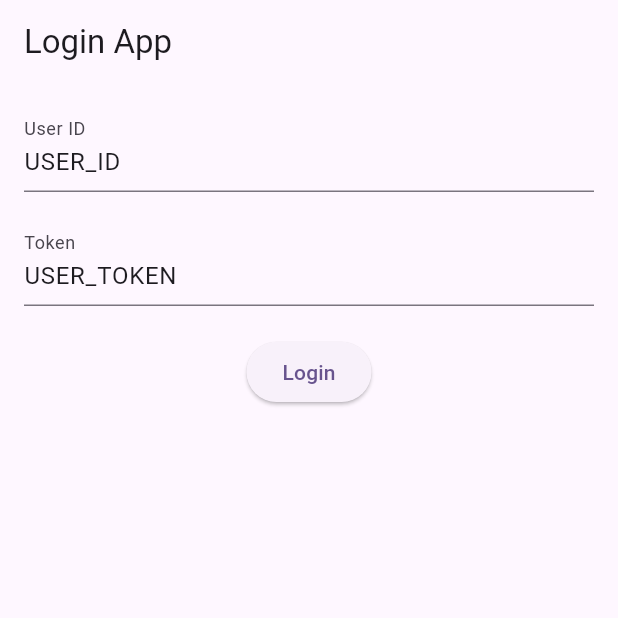
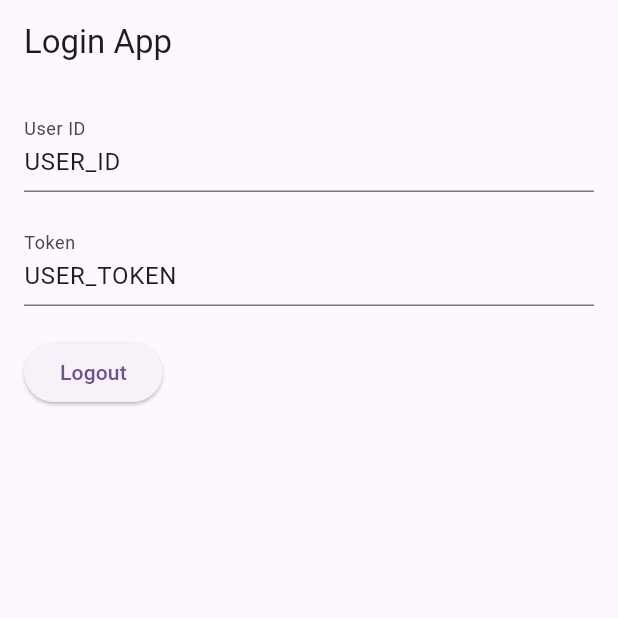
Before and after one commit to ycj3/agora-chat-push-demo-flutter, a Flutter app: the screen it shows after launch, after a tap on "Login", on a phone screen of 412 x 824 dp, the top half of it. Run offline on Flutter 3.47's test engine with Material 3 defaults, Android fonts, the phone set to English and light mode, and no system bars; our stand-ins replace firebase_core, firebase_messaging, flutter_local_notifications, fluttertoast; missing offline and left inert: agora_chat_sdk; accounts and stored records are empty; generated files the repository leaves out were written again.

Commit message:
Add logout implemention

```diff
--- a/lib/page/login_page.dart
+++ b/lib/page/login_page.dart
@@ -1,11 +1,10 @@
-import 'dart:io';
-
 import 'package:agora_chat_sdk/agora_chat_sdk.dart';
 import 'package:flutter/foundation.dart';
 import 'package:flutter/material.dart';
 import 'package:fluttertoast/fluttertoast.dart';
 import 'package:push_demo/consts.dart';
 import 'package:push_demo/notifications/push_manager.dart';
+import 'package:logging/logging.dart';
 
 class LoginPage extends StatefulWidget {
   const LoginPage({super.key});
@@ -19,6 +18,21 @@ class _LoginPageState extends State<LoginPage> {
       TextEditingController(text: AgoraChatConfig.userId);
   final TextEditingController _tokenController =
       TextEditingController(text: AgoraChatConfig.userToken);
+
+  bool _isLoggedIn = false;
+  // Create a logger instance
+  final Logger _logger = Logger('LoginPageLogger');
+
+  @override
+  void initState() {
+    super.initState();
+
+    // Configure logger to log to the console
+    Logger.root.level = Level.ALL;
+    _logger.onRecord.listen((LogRecord record) {
+      debugPrint('${record.level.name}: ${record.time}: ${record.message}');
+    });
+  }
 
   void _login() async {
     String userId = _userIdController.text;
@@ -40,10 +54,12 @@ class _LoginPageState extends State<LoginPage> {
           token,
         );
         await PushManager.registerPushToken();
+        setState(() {
+          _isLoggedIn = true;
+        });
+        _logger.info('User logged in successfully.');
       } catch (e) {
-        if (kDebugMode) {
-          print('login failed : $e');
-        }
+        _logger.warning('Failed login : $e');
       }
     } else {
       Fluttertoast.showToast(
@@ -52,6 +68,20 @@ class _LoginPageState extends State<LoginPage> {
         toastLength: Toast.LENGTH_LONG,
       );
     }
+  }
+
+  void _logout() async {
+      /// disconnect to Chat Server
+      bool isUnBindDeviceToken = true;
+      try {
+        await ChatClient.getInstance.logout(isUnBindDeviceToken);
+        setState(() {
+          _isLoggedIn = false;
+        });
+        _logger.info('User logged out. Unregisterd device token status is: $isUnBindDeviceToken');
+      } catch (e) {
+        _logger.warning('Failed logout : $e');
+      }
   }
 
   @override
@@ -79,9 +109,20 @@ class _LoginPageState extends State<LoginPage> {
               ),
             ),
             const SizedBox(height: 20),
-            ElevatedButton(
-              onPressed: _login,
-              child: const Text('Login'),
+            Row(
+              mainAxisAlignment: MainAxisAlignment.spaceBetween,  // Align buttons to left and right
+              children: <Widget>[
+                if (!_isLoggedIn)
+                  ElevatedButton(
+                    onPressed: _login,
+                    child: const Text('Login'),
+                  ),
+                if (_isLoggedIn)
+                  ElevatedButton(
+                    onPressed: _logout,
+                    child: const Text('Logout'),
+                  ),
+              ],
             ),
           ],
         ),
```
